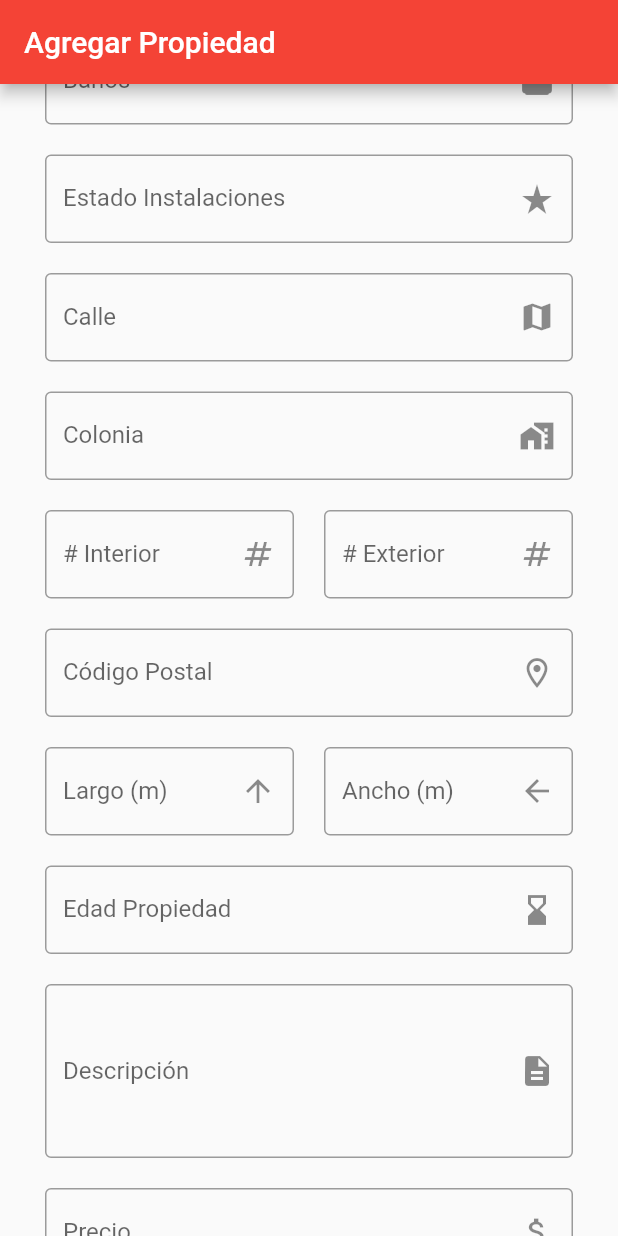
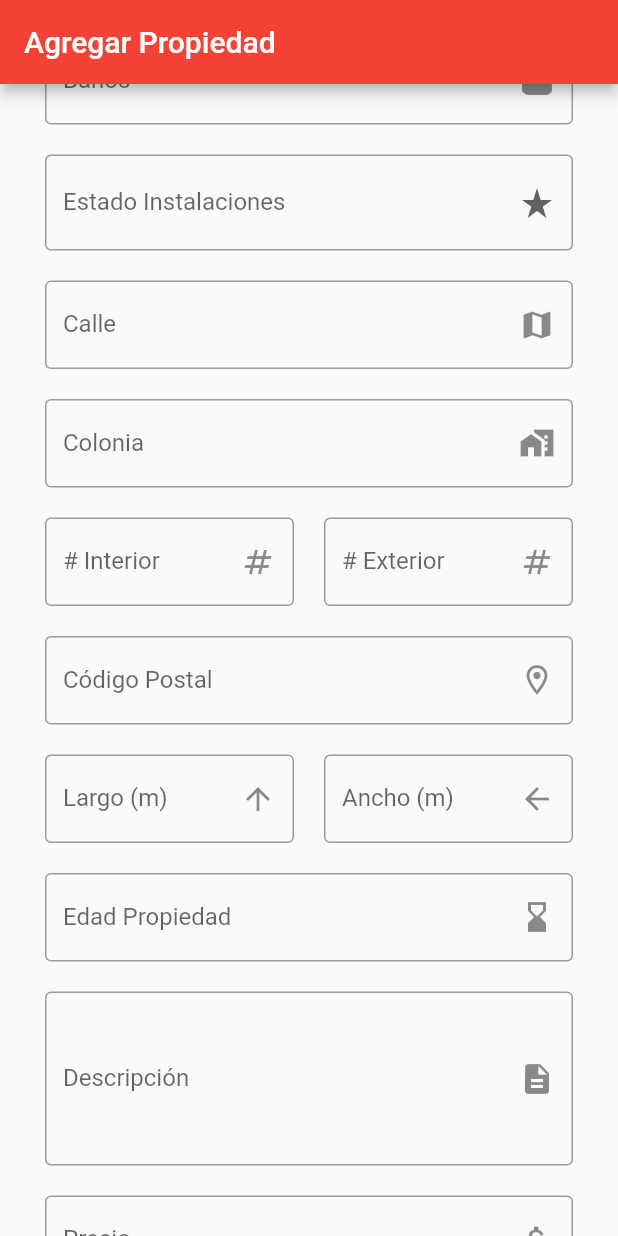
Before and after one commit to JosueDuran08z/homeshop, a Flutter app: the screen it shows after launch, scrolled down 576 dp, on a phone screen of 412 x 824 dp. Run offline on Flutter 3.47's test engine with Material 2 defaults, Android fonts, the phone set to English and light mode, and no system bars; our stand-ins replace date_field, flutter_image_slideshow.

Commit message:
Se agregaron los controladores

```diff
--- a/lib/widgets/misPropiedades/agregarPropiedadWidget.dart
+++ b/lib/widgets/misPropiedades/agregarPropiedadWidget.dart
@@ -17,12 +17,30 @@ class _AgregarPropiedadWidgetState extends State<AgregarPropiedadWidget> {
     fontSize: 15,
     color: Colors.grey[800],
   );
-  late TextEditingController _calleController;
-  late TextEditingController _coloniaController;
   String _tipoOperacion = "";
   bool _agua = false;
   bool _luz = false;
   bool _internet = false;
+  late TextEditingController _habitacionesController;
+  late TextEditingController _pisosController;
+  late TextEditingController _baniosController;
+  late TextEditingController _calleController;
+  late TextEditingController _coloniaController;
+  late TextEditingController _codPostalController;
+  late TextEditingController _numIntController;
+  late TextEditingController _numExtController;
+  late TextEditingController _largoController;
+  late TextEditingController _anchoController;
+  late TextEditingController _edadController;
+  late TextEditingController _descripcionController;
+  late TextEditingController _precioController;
+  String? estadoInstalaciones;
+  List<DropdownMenuItem<String>> estadosInstalaciones = [
+    const DropdownMenuItem<String>(
+        value: "Excelente", child: Text("Excelente")),
+    const DropdownMenuItem<String>(value: "Regular", child: Text("Regular")),
+    const DropdownMenuItem<String>(value: "Malo", child: Text("Malo")),
+  ];
   Widget _imageSlider = Container();
   double _alturaSB = 0;
 
@@ -221,7 +239,7 @@ class _AgregarPropiedadWidgetState extends State<AgregarPropiedadWidget> {
                 ),
                 const SizedBox(height: 20),
                 TextFormField(
-                  controller: _coloniaController,
+                  controller: _habitacionesController,
                   decoration: const InputDecoration(
                     labelText: "Habitaciones",
                     border: OutlineInputBorder(),
@@ -232,7 +250,7 @@ class _AgregarPropiedadWidgetState extends State<AgregarPropiedadWidget> {
                 ),
                 const SizedBox(height: 20),
                 TextFormField(
-                  controller: _coloniaController,
+                  controller: _pisosController,
                   decoration: const InputDecoration(
                     labelText: "Pisos",
                     border: OutlineInputBorder(),
@@ -247,7 +265,7 @@ class _AgregarPropiedadWidgetState extends State<AgregarPropiedadWidget> {
                 ),
                 const SizedBox(height: 20),
                 TextFormField(
-                  controller: _coloniaController,
+                  controller: _baniosController,
                   decoration: const InputDecoration(
                     labelText: "Baños",
                     border: OutlineInputBorder(),
@@ -261,15 +279,19 @@ class _AgregarPropiedadWidgetState extends State<AgregarPropiedadWidget> {
                       _validarCampo(value, "Introduzca el número de baños"),
                 ),
                 const SizedBox(height: 20),
-                TextFormField(
-                  controller: _calleController,
+                DropdownButtonFormField(
+                  value: estadoInstalaciones,
+                  isExpanded: true,
+                  onChanged: (String? value) =>
+                      setState(() => estadoInstalaciones = value!),
+                  items: estadosInstalaciones,
                   decoration: const InputDecoration(
                     labelText: "Estado Instalaciones",
                     border: OutlineInputBorder(),
                     suffixIcon: Icon(Icons.star_rate),
                   ),
                   validator: (value) =>
-                      _validarCampo(value, "Introduzca la calle"),
+                      value == null ? "Seleccione una opción" : null,
                 ),
                 const SizedBox(height: 20),
                 TextFormField(
@@ -325,78 +347,89 @@ class _AgregarPropiedadWidgetState extends State<AgregarPropiedadWidget> {
                 ),
                 const SizedBox(height: 20),
                 TextFormField(
-                  controller: _coloniaController,
+                  controller: _codPostalController,
                   decoration: const InputDecoration(
                     labelText: "Código Postal",
                     border: OutlineInputBorder(),
                     suffixIcon: Icon(Icons.location_on_outlined),
                   ),
+                  keyboardType: TextInputType.number,
+                  inputFormatters: [
+                    FilteringTextInputFormatter.digitsOnly,
+                  ],
                   validator: (value) =>
-                      _validarCampo(value, "Introduzca el número exterior"),
+                      _validarCampo(value, "Introduzca el código postal"),
                 ),
                 const SizedBox(height: 20),
                 Row(
                   children: [
                     Expanded(
                       child: TextFormField(
-                        controller: _coloniaController,
+                        controller: _largoController,
                         decoration: const InputDecoration(
                           labelText: "Largo (m)",
                           border: OutlineInputBorder(),
                           suffixIcon: Icon(Icons.arrow_upward),
                         ),
-                        validator: (value) => _validarCampo(
-                            value, "Introduzca el número interior"),
+                        keyboardType: TextInputType.number,
+                        validator: (value) =>
+                            _validarCampo(value, "Introduzca el largo"),
                       ),
                     ),
                     const SizedBox(width: 20),
                     Expanded(
                       child: TextFormField(
-                        controller: _coloniaController,
+                        controller: _anchoController,
                         decoration: const InputDecoration(
                           labelText: "Ancho (m)",
                           border: OutlineInputBorder(),
                           suffixIcon: Icon(Icons.arrow_back_outlined),
                         ),
-                        validator: (value) => _validarCampo(
-                            value, "Introduzca el número exterior"),
+                        keyboardType: TextInputType.number,
+                        validator: (value) =>
+                            _validarCampo(value, "Introduzca el ancho"),
                       ),
                     ),
                   ],
                 ),
                 const SizedBox(height: 20),
                 TextFormField(
-                  controller: _coloniaController,
+                  controller: _edadController,
                   decoration: const InputDecoration(
                     labelText: "Edad Propiedad",
                     border: OutlineInputBorder(),
                     suffixIcon: Icon(Icons.hourglass_bottom),
                   ),
+                  keyboardType: TextInputType.number,
+                  inputFormatters: [
+                    FilteringTextInputFormatter.digitsOnly,
+                  ],
                   validator: (value) => _validarCampo(
                       value, "Introduzca la edad de la propiedad"),
                 ),
                 const SizedBox(height: 20),
                 TextFormField(
-                  controller: _coloniaController,
+                  controller: _descripcionController,
                   decoration: const InputDecoration(
                     labelText: "Descripción",
                     border: OutlineInputBorder(),
                     suffixIcon: Icon(Icons.description),
                   ),
                   maxLines: 4,
-                  validator: (value) => _validarCampo(
-                      value, "Introduzca la edad de la propiedad"),
+                  validator: (value) =>
+                      _validarCampo(value, "Introduzca la descripción"),
                 ),
                 const SizedBox(height: 20),
                 TextFormField(
-                  controller: _coloniaController,
+                  controller: _precioController,
                   decoration: const InputDecoration(
                     labelText: "Precio",
                     border: OutlineInputBorder(),
                     suffixIcon: Icon(Icons.attach_money),
                   ),
+                  keyboardType: TextInputType.number,
                   validator: (value) =>
-                      _validarCampo(value, "Introduzca la colonia"),
+                      _validarCampo(value, "Introduzca el precio"),
                 ),
                 const SizedBox(height: 30),
                 ElevatedButton.icon(
@@ -428,7 +461,18 @@ class _AgregarPropiedadWidgetState extends State<AgregarPropiedadWidget> {
   @override
   void initState() {
     super.initState();
+    _habitacionesController = TextEditingController();
+    _pisosController = TextEditingController();
+    _baniosController = TextEditingController();
     _calleController = TextEditingController();
     _coloniaController = TextEditingController();
+    _codPostalController = TextEditingController();
+    _numIntController = TextEditingController();
+    _numExtController = TextEditingController();
+    _largoController = TextEditingController();
+    _anchoController = TextEditingController();
+    _edadController = TextEditingController();
+    _descripcionController = TextEditingController();
+    _precioController = TextEditingController();
   }
 }
```
